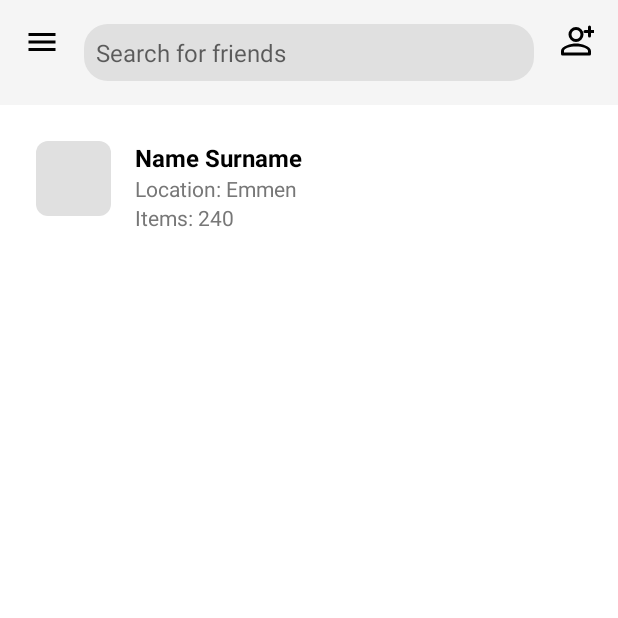
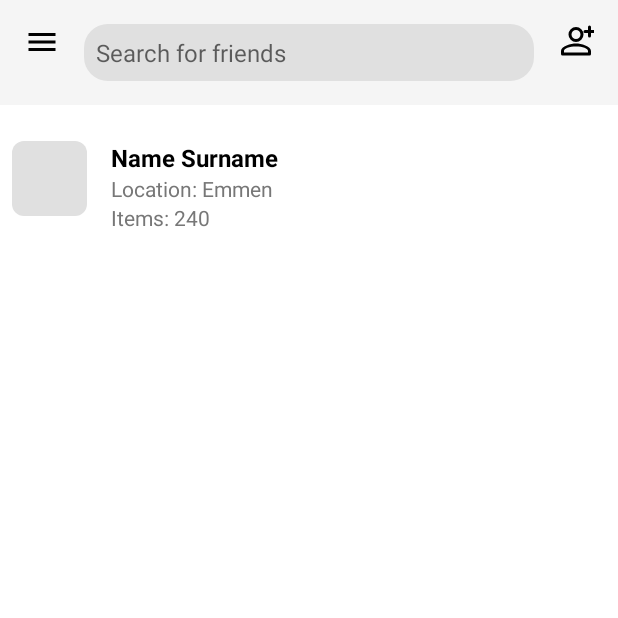
Before and after one commit to AlexMednov/Materialism, an Android app built with Jetpack Compose: the ViewFriendsActivity screen opened directly, with no data from a screen before it, on a phone screen of 412 x 824 dp, the top half of it. Run offline under Robolectric (Android 15) with nearby library versions, the phone set to English and light mode, and no system bars.

Commit message:
Added friend profile frontend

```diff
--- a/app/src/main/AndroidManifest.xml
+++ b/app/src/main/AndroidManifest.xml
@@ -39,6 +39,11 @@
             android:theme="@style/Theme.Materialism" />
         <activity
             android:name=".AddFriendsActivity"
+            android:exported="false"
+            android:label="@string/title_activity_add_friends"
+            android:theme="@style/Theme.Materialism" />
+        <activity
+            android:name=".ViewFriendProfileActivity"
             android:exported="false"
             android:label="@string/title_activity_add_friends"
             android:theme="@style/Theme.Materialism" />
--- /dev/null
+++ b/app/src/main/java/com/materialism/FriendAdapter.kt
@@ -0,0 +1,53 @@
+package com.materialism
+
+import android.view.LayoutInflater
+import android.view.View
+import android.view.ViewGroup
+import android.widget.TextView
+import androidx.recyclerview.widget.RecyclerView
+
+data class Friend(val name: String, val location: String, val items: String)
+
+class FriendAdapter(private val onClick: (Friend) -> Unit) : RecyclerView.Adapter<FriendAdapter.FriendViewHolder>() {
+
+    private val friends = mutableListOf<Friend>()
+
+    class FriendViewHolder(view: View, val onClick: (Friend) -> Unit) : RecyclerView.ViewHolder(view) {
+        private val friendName: TextView = view.findViewById(R.id.friend_name)
+        private val friendLocation: TextView = view.findViewById(R.id.friend_location)
+        private val friendItems: TextView = view.findViewById(R.id.friend_items)
+        private var currentFriend: Friend? = null
+
+        init {
+            view.setOnClickListener {
+                currentFriend?.let {
+                    onClick(it)
+                }
+            }
+        }
+
+        fun bind(friend: Friend) {
+            currentFriend = friend
+            friendName.text = friend.name
+            friendLocation.text = friend.location
+            friendItems.text = friend.items
+        }
+    }
+
+    override fun onCreateViewHolder(parent: ViewGroup, viewType: Int): FriendViewHolder {
+        val view = LayoutInflater.from(parent.context).inflate(R.layout.friend_item, parent, false)
+        return FriendViewHolder(view, onClick)
+    }
+
+    override fun onBindViewHolder(holder: FriendViewHolder, position: Int) {
+        holder.bind(friends[position])
+    }
+
+    override fun getItemCount() = friends.size
+
+    fun submitList(friendList: List<Friend>) {
+        friends.clear()
+        friends.addAll(friendList)
+        notifyDataSetChanged()
+    }
+}
--- a/app/src/main/java/com/materialism/MainPageActivity.kt
+++ b/app/src/main/java/com/materialism/MainPageActivity.kt
@@ -2,11 +2,9 @@ package com.materialism
 
 import android.content.Intent
 import android.os.Bundle
-import android.util.Log
 import android.view.MenuInflater
 import android.view.MenuItem
 import android.view.View
-import android.widget.Button
 import android.widget.ImageButton
 import android.widget.PopupMenu
 import androidx.appcompat.app.AppCompatActivity
@@ -61,7 +59,7 @@ class MainPageActivity : AppCompatActivity() {
     binding.libraryIcon.setOnClickListener { openViewItemsActivity(it) }
     binding.icMenu.setOnClickListener { DrawerUtils.openDrawer(drawerLayout) }
 
-    val icFlag = findViewById<ImageButton>(R.id.ic_flag)
+    val icFlag = findViewById<ImageButton>(R.id.ic_history)
     icFlag.setOnClickListener {
       val intent = Intent(this, RequestActivity::class.java)
       startActivity(intent)
@@ -139,7 +137,7 @@ class MainPageActivity : AppCompatActivity() {
 
   // Method to handle the click event for the people icon
   fun openViewFriendsActivity(view: View) {
-    val intent = Intent(this, AddCategoryActivity::class.java)
+    val intent = Intent(this, ViewFriendsActivity::class.java)
     startActivity(intent)
   }
 }
--- a/app/src/main/java/com/materialism/ViewFriendsActivity.kt
+++ b/app/src/main/java/com/materialism/ViewFriendsActivity.kt
@@ -6,6 +6,8 @@ import android.widget.ImageView
 import androidx.appcompat.app.AppCompatActivity
 import androidx.core.view.GravityCompat
 import androidx.drawerlayout.widget.DrawerLayout
+import androidx.recyclerview.widget.LinearLayoutManager
+import androidx.recyclerview.widget.RecyclerView
 import com.google.android.material.navigation.NavigationView
 import com.materialism.utils.DrawerUtils
 
@@ -13,6 +15,8 @@ class ViewFriendsActivity : AppCompatActivity() {
 
     private lateinit var drawerLayout: DrawerLayout
     private lateinit var navigationView: NavigationView
+    private lateinit var recyclerView: RecyclerView
+    private lateinit var friendAdapter: FriendAdapter
 
     override fun onCreate(savedInstanceState: Bundle?) {
         super.onCreate(savedInstanceState)
@@ -34,5 +38,25 @@ class ViewFriendsActivity : AppCompatActivity() {
             val intent = Intent(this, AddFriendsActivity::class.java)
             startActivity(intent)
         }
+
+        // Set up RecyclerView for friend list
+        recyclerView = findViewById(R.id.recycler_view)
+        recyclerView.layoutManager = LinearLayoutManager(this)
+        friendAdapter = FriendAdapter { friend ->
+            val intent = Intent(this, ViewFriendProfileActivity::class.java)
+            startActivity(intent)
+        }
+        recyclerView.adapter = friendAdapter
+
+        // Load dummy data
+        loadDummyData()
+    }
+
+    private fun loadDummyData() {
+        val dummyFriends = listOf(
+            Friend("Name Surname", "Location: Emmen", "Items: 240"),
+            // Add more dummy friends here
+        )
+        friendAdapter.submitList(dummyFriends)
     }
 }
--- a/app/src/main/res/layout/activity_view_friends.xml
+++ b/app/src/main/res/layout/activity_view_friends.xml
@@ -51,77 +51,16 @@
                 android:focusable="true" />
         </LinearLayout>
 
-        <!-- List of friends -->
-        <ScrollView
+        <!-- RecyclerView for items -->
+        <androidx.recyclerview.widget.RecyclerView
+            android:id="@+id/recycler_view"
             android:layout_width="match_parent"
             android:layout_height="0dp"
-            android:layout_weight="1">
-
-            <LinearLayout
-                android:layout_width="match_parent"
-                android:layout_height="wrap_content"
-                android:orientation="vertical"
-                android:padding="16dp">
-
-                <!-- Repeat this block for each friend item -->
-                <LinearLayout
-                    android:layout_width="match_parent"
-                    android:layout_height="wrap_content"
-                    android:orientation="horizontal"
-                    android:padding="8dp">
-
-                    <ImageView
-                        android:id="@+id/friend_avatar"
-                        android:layout_width="50dp"
-                        android:layout_height="50dp"
-                        android:layout_marginEnd="16dp"
-                        android:background="@drawable/avatar_placeholder" />
-
-                    <LinearLayout
-                        android:layout_width="0dp"
-                        android:layout_height="wrap_content"
-                        android:layout_weight="1"
-                        android:orientation="vertical">
-
-                        <TextView
-                            android:id="@+id/friend_name"
-                            android:layout_width="wrap_content"
-                            android:layout_height="wrap_content"
-                            android:text="Name Surname"
-                            android:textStyle="bold"
-                            android:textSize="16sp"
-                            android:textColor="#000000" />
-
-                        <TextView
-                            android:id="@+id/friend_location"
-                            android:layout_width="wrap_content"
-                            android:layout_height="wrap_content"
-                            android:text="Location: Emmen"
-                            android:textSize="14sp"
-                            android:textColor="#777777" />
-
-                        <TextView
-                            android:id="@+id/friend_items"
-                            android:layout_width="wrap_content"
-                            android:layout_height="wrap_content"
-                            android:text="Items: 240"
-                            android:textSize="14sp"
-                            android:textColor="#777777" />
-                    </LinearLayout>
-                </LinearLayout>
-                <!-- End of repeat block -->
-
-            </LinearLayout>
-        </ScrollView>
-
-        <!-- Bottom navigation -->
-        <LinearLayout
-            android:layout_width="match_parent"
-            android:layout_height="wrap_content"
-            android:orientation="horizontal"
-            android:background="#F5F5F5"
-            android:padding="16dp">
-        </LinearLayout>
+            android:layout_weight="1"
+            android:layout_marginTop="16dp"
+            android:layout_alignParentStart="true"
+            android:layout_alignParentEnd="true"
+            android:layout_alignParentBottom="true" />
     </LinearLayout>
 
     <!-- Navigation Drawer -->
--- /dev/null
+++ b/app/src/main/res/layout/friend_item.xml
@@ -0,0 +1,46 @@
+<?xml version="1.0" encoding="utf-8"?>
+<LinearLayout xmlns:android="http://schemas.android.com/apk/res/android"
+    android:layout_width="match_parent"
+    android:layout_height="wrap_content"
+    android:orientation="horizontal"
+    android:padding="8dp">
+
+    <ImageView
+        android:id="@+id/friend_avatar"
+        android:layout_width="50dp"
+        android:layout_height="50dp"
+        android:layout_marginEnd="16dp"
+        android:background="@drawable/avatar_placeholder" />
+
+    <LinearLayout
+        android:layout_width="0dp"
+        android:layout_height="wrap_content"
+        android:layout_weight="1"
+        android:orientation="vertical">
+
+        <TextView
+            android:id="@+id/friend_name"
+            android:layout_width="wrap_content"
+            android:layout_height="wrap_content"
+            android:text="Name Surname"
+            android:textStyle="bold"
+            android:textSize="16sp"
+            android:textColor="#000000" />
+
+        <TextView
+            android:id="@+id/friend_location"
+            android:layout_width="wrap_content"
+            android:layout_height="wrap_content"
+            android:text="Location: Emmen"
+            android:textSize="14sp"
+            android:textColor="#777777" />
+
+        <TextView
+            android:id="@+id/friend_items"
+            android:layout_width="wrap_content"
+            android:layout_height="wrap_content"
+            android:text="Items: 240"
+            android:textSize="14sp"
+            android:textColor="#777777" />
+    </LinearLayout>
+</LinearLayout>
--- a/app/src/main/res/values/colors.xml
+++ b/app/src/main/res/values/colors.xml
@@ -10,6 +10,7 @@
     <color name="teal_700">#FF018786</color>
     <color name="black">#FF000000</color>
     <color name="white">#FFFFFFFF</color>
+    <color name="light_gray">#D3D3D3</color>
     <color name="colorPrimary">#6200EE</color>
     <color name="colorPrimaryDark">#3700B3</color>
     <color name="colorAccent">#2094D6</color>
--- a/app/src/main/res/values/strings.xml
+++ b/app/src/main/res/values/strings.xml
@@ -13,6 +13,7 @@
     <string name="title_activity_view_friends">ViewFriendsActivity</string>
     <string name="title_activity_add_friends">AddFriendsActivity</string>
     <string name="title_activity_request_page">RequestActivity</string>
+    <string name="title_activity_view_friend_profile">ViewFriendProfileActivity</string>
     <string name="flag">Flag</string>
     <string name="people">People</string>
     <string name="item_name">Item name</string>
```
Also changed, not shown: app/src/main/java/com/materialism/ViewFriendProfileActivity.kt (added, +24 -0 lines), app/src/main/res/layout/activity_view_friends_profile.xml (added, +138 -0 lines).
